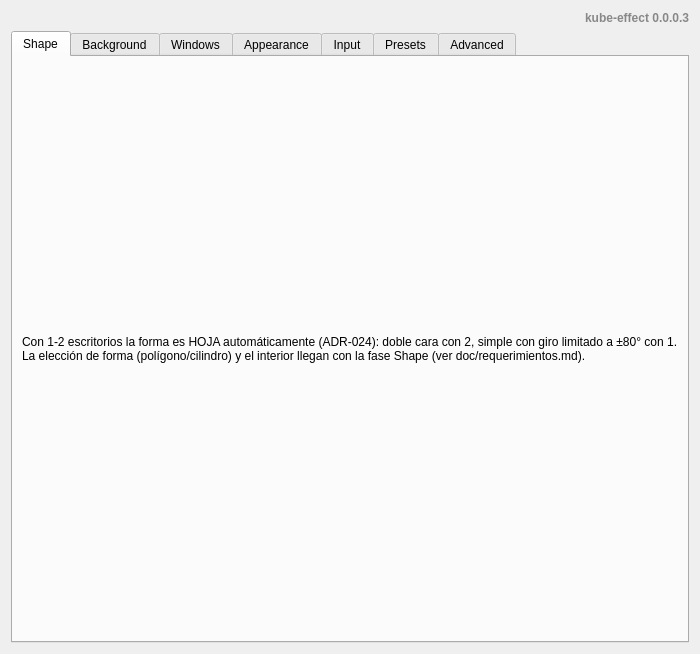
Old version of the form package/contents/ui/config.ui in the repository CesarGuzmanLopez/kube-effect.
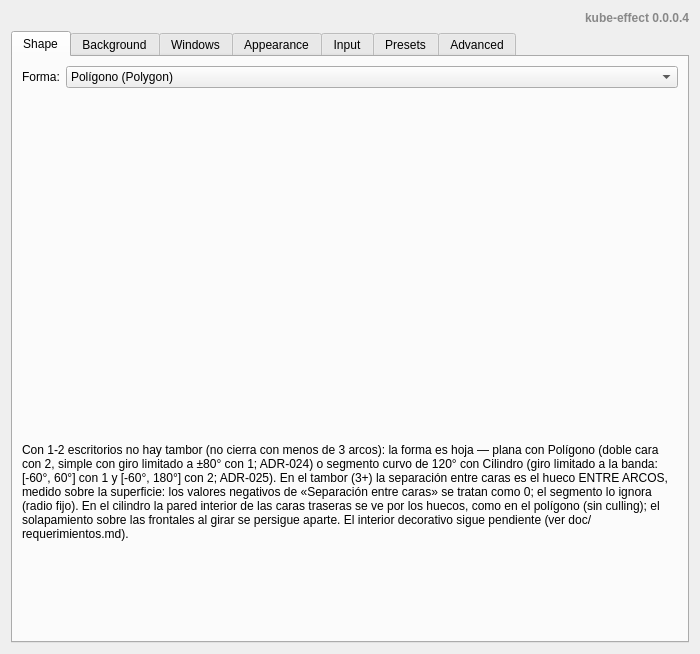
New version of the form. Custom widgets are drawn as their Qt base class.

Commit message: feat(shape): cilindro con tambor y segmento curvo por cara

The edit to the form file:
```diff
--- a/package/contents/ui/config.ui
+++ b/package/contents/ui/config.ui
@@ -26,7 +26,7 @@
             <item>
                 <widget class="QLabel" name="versionLabel">
                     <property name="text">
-                        <string>kube-effect 0.0.0.3</string>
+                        <string>kube-effect 0.0.0.4</string>
                     </property>
                     <property name="alignment">
                         <set>Qt::AlignRight|Qt::AlignVCenter</set>
@@ -49,9 +49,40 @@
                         </attribute>
                         <layout class="QVBoxLayout" name="tabShapeLayout">
                             <item>
-                                <widget class="QLabel" name="tabShapePlaceholder">
+                                <!-- Shape (ADR-025): the items follow main.xml order
+                                     (Polygon=0, Cylinder=1): kwinrc stores the index and
+                                     the generic KCM binds this combo to it. -->
+                                <layout class="QFormLayout" name="shapeForm">
+                                    <item row="0" column="0">
+                                        <widget class="QLabel" name="shapeLabel">
+                                            <property name="text">
+                                                <string>Forma:</string>
+                                            </property>
+                                        </widget>
+                                    </item>
+                                    <item row="0" column="1">
+                                        <widget class="QComboBox" name="kcfg_Shape">
+                                            <property name="toolTip">
+                                                <string>Polígono: N caras planas en un N-gono (el cubo virgen). Cilindro: las mismas caras curvadas sobre arcos isométricos — sin distorsión del contenido (ADR-002/ADR-025). Con 1-2 escritorios elige cómo se representa la hoja: plana con Polígono, segmento curvo de 120° con Cilindro (ADR-024/ADR-025).</string>
+                                            </property>
+                                            <item>
+                                                <property name="text">
+                                                    <string>Polígono (Polygon)</string>
+                                                </property>
+                                            </item>
+                                            <item>
+                                                <property name="text">
+                                                    <string>Cilindro (Cylinder)</string>
+                                                </property>
+                                            </item>
+                                        </widget>
+                                    </item>
+                                </layout>
+                            </item>
+                            <item>
+                                <widget class="QLabel" name="tabShapeHint">
                                     <property name="text">
-                                        <string>Con 1-2 escritorios la forma es HOJA automáticamente (ADR-024): doble cara con 2, simple con giro limitado a ±80° con 1. La elección de forma (polígono/cilindro) y el interior llegan con la fase Shape (ver doc/requerimientos.md).</string>
+                                        <string>Con 1-2 escritorios no hay tambor (no cierra con menos de 3 arcos): la forma es hoja — plana con Polígono (doble cara con 2, simple con giro limitado a ±80° con 1; ADR-024) o segmento curvo de 120° con Cilindro (giro limitado a la banda: [-60°, 60°] con 1 y [-60°, 180°] con 2; ADR-025). En el tambor (3+) la separación entre caras es el hueco ENTRE ARCOS, medido sobre la superficie: los valores negativos de «Separación entre caras» se tratan como 0; el segmento lo ignora (radio fijo). En el cilindro la pared interior de las caras traseras se ve por los huecos, como en el polígono (sin culling); el solapamiento sobre las frontales al girar se persigue aparte. El interior decorativo sigue pendiente (ver doc/requerimientos.md).</string>
                                     </property>
                                     <property name="wordWrap">
                                         <bool>true</bool>
```
Left out of the diff: 2 changed lines with no effect on the pictures. The commit also changes 22 other files.
